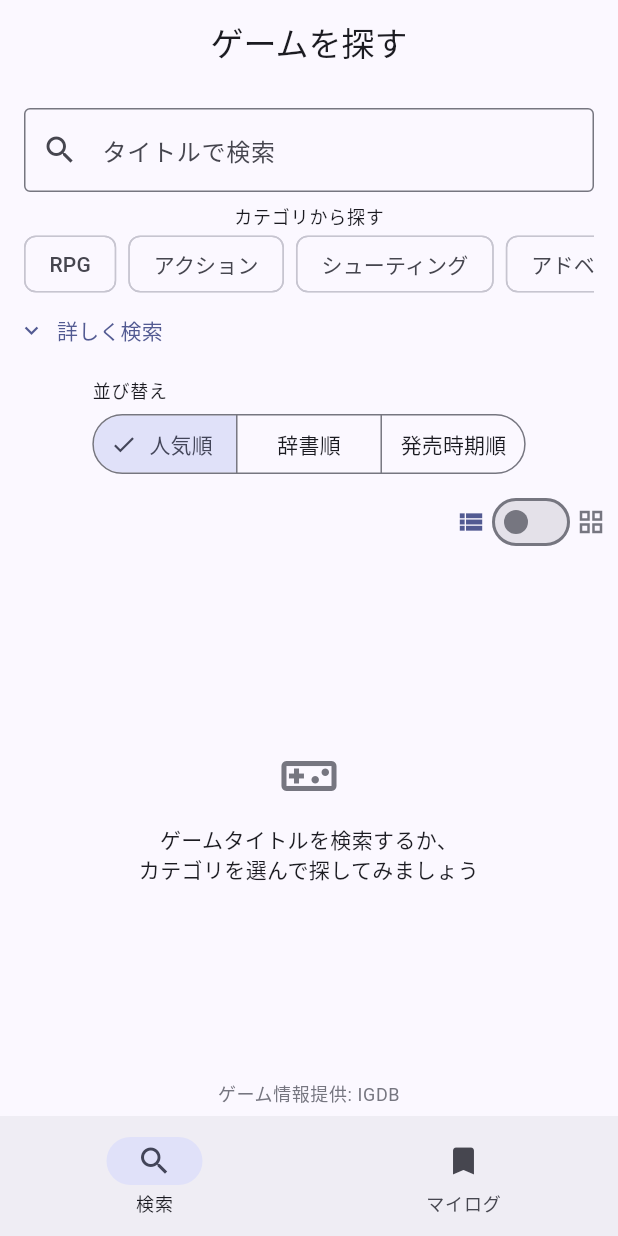
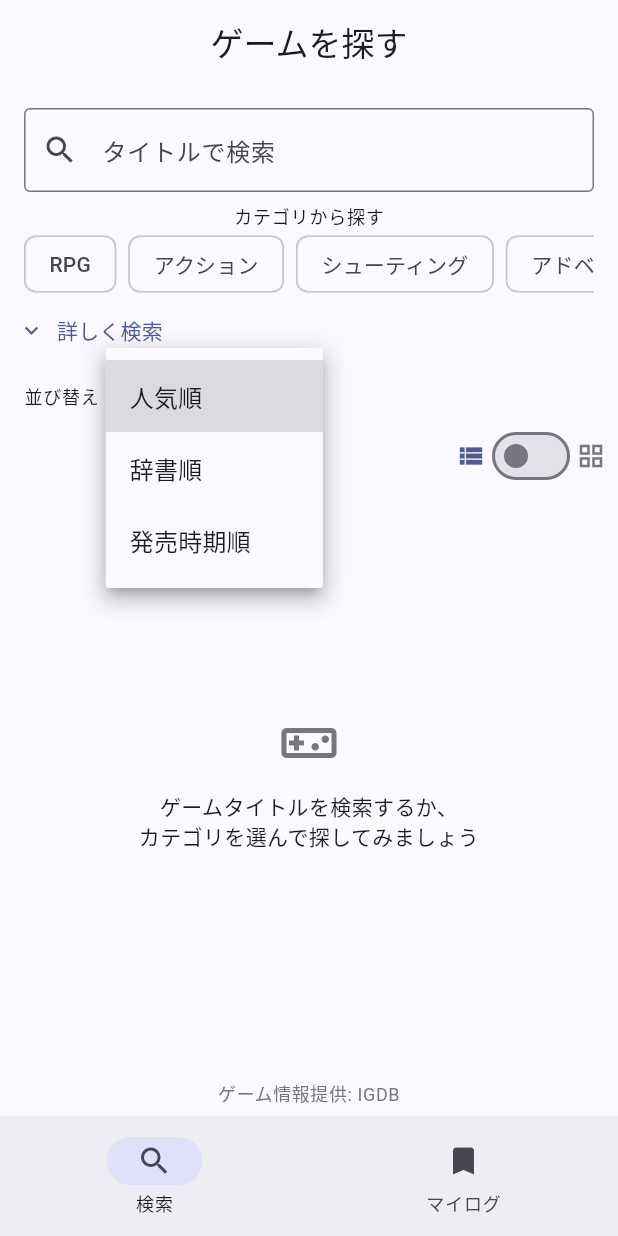
Before and after one commit to BIFFI1130/savepoint, a Flutter app: the screen it shows once a user with an empty profile is signed in, after a tap on "人気順", on a phone screen of 412 x 824 dp. Run offline on Flutter 3.47's test engine with Material 3 defaults, Android fonts, the phone set to English and light mode, and no system bars; our stand-ins replace cached_network_image, flutter_rating_bar, flutter_riverpod, go_router, sign_in_with_apple, supabase_flutter; accounts and stored records are empty; network calls fail; statements that could not run were skipped.

Commit message:
Address round of user feedback on search and My Logs
- igdb-proxy: translate Japanese search queries to English via
  MyMemory before hitting IGDB (whose search is English-title
  focused), and exclude upcoming/unreleased titles by default when
  sorting by release date (opt-in via includeUpcoming)
- Search screen: sort selector is now a dropdown instead of segmented
  buttons, with a "発売予定作品も含める" checkbox shown for release-date sort
- Game detail: "遊びたい" button switches to a filled state with
  "登録済み" label once selected, instead of a subtle background tint
- My Logs: split into "遊んだ"/"遊びたい" tabs via TabBar, plus a
  client-side sort dropdown (added order / rating / name / release
  date), defaulting to added order (created_at desc)

Co-Authored-By: Claude Sonnet 5 <noreply@anthropic.com>

```diff
--- a/lib/features/game_log/presentation/screens/my_logs_screen.dart
+++ b/lib/features/game_log/presentation/screens/my_logs_screen.dart
@@ -8,31 +8,157 @@ import '../../../../core/widgets/star_rating.dart';
 import '../../domain/game_log.dart';
 import '../providers/log_providers.dart';
 
-class MyLogsScreen extends ConsumerWidget {
+enum MyLogSortType {
+  addedOrder('追加した順'),
+  rating('評価順'),
+  name('名前順'),
+  releaseDate('発売時期順');
+
+  const MyLogSortType(this.label);
+  final String label;
+}
+
+class MyLogsScreen extends ConsumerStatefulWidget {
   const MyLogsScreen({super.key});
 
   @override
-  Widget build(BuildContext context, WidgetRef ref) {
+  ConsumerState<MyLogsScreen> createState() => _MyLogsScreenState();
+}
+
+class _MyLogsScreenState extends ConsumerState<MyLogsScreen>
+    with SingleTickerProviderStateMixin {
+  late final TabController _tabController;
+  MyLogSortType _sort = MyLogSortType.addedOrder;
+
+  @override
+  void initState() {
+    super.initState();
+    _tabController = TabController(length: 2, vsync: this);
+  }
+
+  @override
+  void dispose() {
+    _tabController.dispose();
+    super.dispose();
+  }
+
+  List<GameLogWithGame> _filterAndSort(
+    List<GameLogWithGame> logs,
+    GameLogStatus status,
+  ) {
+    final filtered = logs.where((e) => e.log.status == status).toList();
+    filtered.sort((a, b) {
+      switch (_sort) {
+        case MyLogSortType.addedOrder:
+          return b.log.createdAt.compareTo(a.log.createdAt);
+        case MyLogSortType.rating:
+          return (b.log.rating ?? 0).compareTo(a.log.rating ?? 0);
+        case MyLogSortType.name:
+          return a.game.name.compareTo(b.game.name);
+        case MyLogSortType.releaseDate:
+          final aDate = a.game.firstReleaseDate;
+          final bDate = b.game.firstReleaseDate;
+          if (aDate == null && bDate == null) return 0;
+          if (aDate == null) return 1;
+          if (bDate == null) return -1;
+          return bDate.compareTo(aDate);
+      }
+    });
+    return filtered;
+  }
+
+  @override
+  Widget build(BuildContext context) {
     final logsAsync = ref.watch(myLogsProvider);
 
     return Scaffold(
-      appBar: AppBar(title: const Text('マイログ')),
-      body: RefreshIndicator(
-        onRefresh: () => ref.refresh(myLogsProvider.future),
+      appBar: AppBar(
+        title: const Text('マイログ'),
+        bottom: TabBar(
+          controller: _tabController,
+          tabs: const [
+            Tab(text: '遊んだ'),
+            Tab(text: '遊びたい'),
+          ],
+        ),
+      ),
+      body: Column(
+        children: [
+          Padding(
+            padding: const EdgeInsets.fromLTRB(16, 8, 16, 4),
+            child: Row(
+              children: [
+                Text('並び替え：', style: Theme.of(context).textTheme.labelMedium),
+                const SizedBox(width: 8),
+                DropdownButton<MyLogSortType>(
+                  value: _sort,
+                  isDense: true,
+                  items: [
+                    for (final type in MyLogSortType.values)
+                      DropdownMenuItem(value: type, child: Text(type.label)),
+                  ],
+                  onChanged: (value) {
+                    if (value != null) setState(() => _sort = value);
+                  },
+                ),
+              ],
+            ),
+          ),
+          Expanded(
             child: logsAsync.when(
               data: (logs) {
-            if (logs.isEmpty) {
-              return ListView(
-                children: const [
-                  SizedBox(height: 120),
-                  EmptyView(
-                    message: 'まだ記録がありません\nゲームを検索して記録してみましょう',
-                    icon: Icons.bookmark_border,
+                return TabBarView(
+                  controller: _tabController,
+                  children: [
+                    _LogList(
+                      logs: _filterAndSort(logs, GameLogStatus.played),
+                      emptyMessage: 'まだ「遊んだ」記録がありません',
+                      onRefresh: () => ref.refresh(myLogsProvider.future),
+                    ),
+                    _LogList(
+                      logs: _filterAndSort(logs, GameLogStatus.wantToPlay),
+                      emptyMessage: 'まだ「遊びたい」に登録した作品がありません',
+                      onRefresh: () => ref.refresh(myLogsProvider.future),
                     ),
                   ],
                 );
+              },
+              loading: () => const LoadingView(),
+              error: (error, _) => ErrorView(
+                message: 'ログの取得に失敗しました',
+                onRetry: () => ref.invalidate(myLogsProvider),
+              ),
+            ),
+          ),
+        ],
+      ),
+    );
   }
-            return ListView.separated(
+}
+
+class _LogList extends StatelessWidget {
+  const _LogList({
+    required this.logs,
+    required this.emptyMessage,
+    required this.onRefresh,
+  });
+
+  final List<GameLogWithGame> logs;
+  final String emptyMessage;
+  final Future<void> Function() onRefresh;
+
+  @override
+  Widget build(BuildContext context) {
+    return RefreshIndicator(
+      onRefresh: onRefresh,
+      child: logs.isEmpty
+          ? ListView(
+              children: [
+                const SizedBox(height: 120),
+                EmptyView(message: emptyMessage, icon: Icons.bookmark_border),
+              ],
+            )
+          : ListView.separated(
               itemCount: logs.length,
               separatorBuilder: (context, index) => const Divider(height: 1),
               itemBuilder: (context, index) {
@@ -80,14 +206,6 @@ class MyLogsScreen extends ConsumerWidget {
                   onTap: () => context.push('/games/${entry.game.id}'),
                 );
               },
-            );
-          },
-          loading: () => const LoadingView(),
-          error: (error, _) => ErrorView(
-            message: 'ログの取得に失敗しました',
-            onRetry: () => ref.invalidate(myLogsProvider),
-          ),
-        ),
             ),
     );
   }
--- a/lib/features/game_search/data/igdb_repository.dart
+++ b/lib/features/game_search/data/igdb_repository.dart
@@ -13,12 +13,15 @@ class IgdbRepository {
   /// （呼び出し側で結果を積み重ねれば「もっと見る」を実現できる）。
   /// [sort] はタイトル検索（[query]あり）の場合は無視される。IGDBは検索キーワード
   /// 指定時、関連度順以外の並び替えを受け付けないため（併用すると400/406エラー）。
+  /// [includeUpcoming] は sort が発売時期順の場合のみ意味を持つ。falseなら
+  /// 未来の発売日（未発売作品）を除外する。
   Future<List<Game>> search({
     String? query,
     String? platform,
     String? developer,
     String? genre,
     String? sort,
+    bool includeUpcoming = false,
     int offset = 0,
   }) async {
     final trimmedQuery = query?.trim() ?? '';
@@ -36,6 +39,7 @@ class IgdbRepository {
         if (developer != null && developer.isNotEmpty) 'developer': developer,
         if (genre != null && genre.isNotEmpty) 'genre': genre,
         if (trimmedQuery.isEmpty && sort != null) 'sort': sort,
+        if (trimmedQuery.isEmpty && includeUpcoming) 'includeUpcoming': true,
         if (offset > 0) 'offset': offset,
       },
     );
--- a/lib/features/game_search/presentation/screens/game_search_screen.dart
+++ b/lib/features/game_search/presentation/screens/game_search_screen.dart
@@ -51,6 +51,7 @@ class _GameSearchScreenState extends ConsumerState<GameSearchScreen> {
   String? _selectedGenre;
   String _queryText = '';
   GameSortType _sort = GameSortType.popularity;
+  bool _includeUpcoming = false;
   Timer? _developerDebounce;
   bool _showAdvanced = false;
   bool _isGridView = false;
@@ -108,6 +109,11 @@ class _GameSearchScreenState extends ConsumerState<GameSearchScreen> {
   void _onSortChanged(GameSortType sort) {
     setState(() => _sort = sort);
     ref.read(gameSearchProvider.notifier).setSort(sort);
+  }
+
+  void _onIncludeUpcomingChanged(bool value) {
+    setState(() => _includeUpcoming = value);
+    ref.read(gameSearchProvider.notifier).setIncludeUpcoming(value);
   }
 
   @override
@@ -222,6 +228,8 @@ class _GameSearchScreenState extends ConsumerState<GameSearchScreen> {
             enabled: _queryText.trim().isEmpty,
             sort: _sort,
             onChanged: _onSortChanged,
+            includeUpcoming: _includeUpcoming,
+            onIncludeUpcomingChanged: _onIncludeUpcomingChanged,
           ),
           Padding(
             padding: const EdgeInsets.fromLTRB(16, 4, 8, 0),
@@ -293,6 +301,12 @@ class _GameSearchScreenState extends ConsumerState<GameSearchScreen> {
   }
 }
 
+const _sortLabels = <GameSortType, String>{
+  GameSortType.popularity: '人気順',
+  GameSortType.name: '辞書順',
+  GameSortType.releaseDate: '発売時期順',
+};
+
 /// カテゴリ探索時の並び替え選択。タイトル検索中（[enabled] が false）は
 /// 操作できない（IGDBは検索キーワードと並び替えを併用できないため）。
 class _SortSelector extends StatelessWidget {
@@ -300,11 +314,15 @@ class _SortSelector extends StatelessWidget {
     required this.enabled,
     required this.sort,
     required this.onChanged,
+    required this.includeUpcoming,
+    required this.onIncludeUpcomingChanged,
   });
 
   final bool enabled;
   final GameSortType sort;
   final ValueChanged<GameSortType> onChanged;
+  final bool includeUpcoming;
+  final ValueChanged<bool> onIncludeUpcomingChanged;
 
   @override
   Widget build(BuildContext context) {
@@ -315,27 +333,39 @@ class _SortSelector extends StatelessWidget {
         child: Column(
           crossAxisAlignment: CrossAxisAlignment.start,
           children: [
-            Text('並び替え', style: Theme.of(context).textTheme.labelMedium),
-            const SizedBox(height: 4),
-            SegmentedButton<GameSortType>(
-              segments: const [
-                ButtonSegment(
-                  value: GameSortType.popularity,
-                  label: Text('人気順'),
-                ),
-                ButtonSegment(
-                  value: GameSortType.name,
-                  label: Text('辞書順'),
-                ),
-                ButtonSegment(
-                  value: GameSortType.releaseDate,
-                  label: Text('発売時期順'),
+            Row(
+              children: [
+                Text('並び替え：', style: Theme.of(context).textTheme.labelMedium),
+                const SizedBox(width: 8),
+                DropdownButton<GameSortType>(
+                  value: sort,
+                  isDense: true,
+                  items: [
+                    for (final entry in _sortLabels.entries)
+                      DropdownMenuItem(
+                        value: entry.key,
+                        child: Text(entry.value),
+                      ),
+                  ],
+                  onChanged: enabled
+                      ? (value) {
+                          if (value != null) onChanged(value);
+                        }
+                      : null,
                 ),
               ],
-              selected: {sort},
-              onSelectionChanged:
-                  enabled ? (selection) => onChanged(selection.first) : null,
             ),
+            if (sort == GameSortType.releaseDate)
+              CheckboxListTile(
+                value: includeUpcoming,
+                onChanged: enabled
+                    ? (value) => onIncludeUpcomingChanged(value ?? false)
+                    : null,
+                contentPadding: EdgeInsets.zero,
+                controlAffinity: ListTileControlAffinity.leading,
+                dense: true,
+                title: const Text('発売予定作品も含める'),
+              ),
             if (!enabled)
               Padding(
                 padding: const EdgeInsets.only(top: 2),
```
Also changed, not shown: lib/features/game_search/presentation/providers/game_search_providers.dart (+9 -0 lines), lib/features/game_search/presentation/screens/game_detail_screen.dart (+11 -11 lines), 1 other file. Lines whose indentation alone changed are shown as unchanged.
